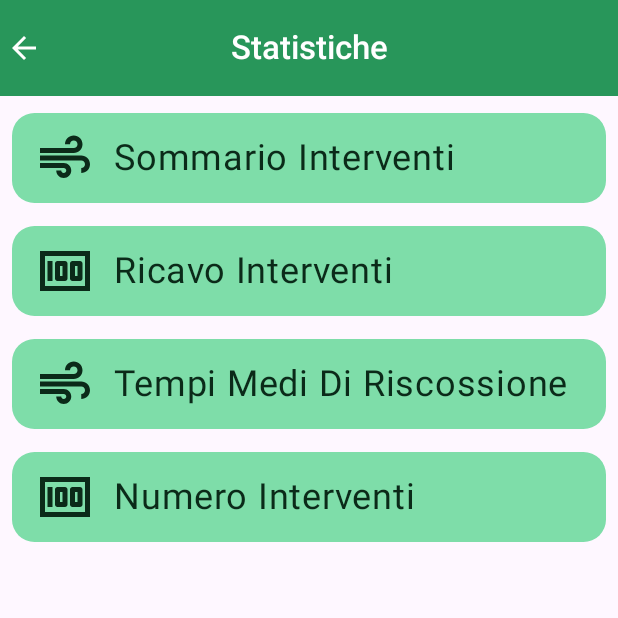
After one commit to BeaBarba/BarbApp, an Android app built with Jetpack Compose: the StatisticsActivity screen opened directly, with no data from a screen before it, on a phone screen of 412 x 824 dp, the top half of it. The commit adds this screen. Run offline under Robolectric (Android 15) with nearby library versions, the phone set to English and light mode, and no system bars.

Commit message:
Created a new component 'StatisticsCard' and create a new activity; fixed a size and padding of DeleteButton

```diff
--- a/app/src/main/AndroidManifest.xml
+++ b/app/src/main/AndroidManifest.xml
@@ -15,17 +15,19 @@
         <activity
             android:name=".MainActivity"
             android:exported="true"
-            android:label="@string/app_name"
             android:theme="@style/Theme.MyApplication">
             <intent-filter>
                 <action android:name="android.intent.action.MAIN" />
-
                 <category android:name="android.intent.category.LAUNCHER" />
             </intent-filter>
         </activity>
         <activity
             android:name="com.example.myapplication.ui.screen.HomeActivity"
             android:exported="false"
+        />
+        <activity
+            android:name="com.example.myapplication.ui.screen.StatisticsActivity"
+            android:exported="false"
             />
     </application>
 
--- a/app/src/main/java/com/example/myapplication/ui/component/GeneralComponents.kt
+++ b/app/src/main/java/com/example/myapplication/ui/component/GeneralComponents.kt
@@ -5,7 +5,6 @@ import android.content.Intent
 import androidx.compose.animation.core.animateFloatAsState
 import androidx.compose.foundation.BorderStroke
 import androidx.compose.foundation.background
-import androidx.compose.foundation.border
 import androidx.compose.foundation.interaction.MutableInteractionSource
 import androidx.compose.foundation.layout.Arrangement
 import androidx.compose.foundation.layout.Box
@@ -27,21 +26,15 @@ import androidx.compose.foundation.lazy.items
 import androidx.compose.foundation.shape.CircleShape
 import androidx.compose.foundation.shape.RoundedCornerShape
 import androidx.compose.material.icons.Icons
-import androidx.compose.material.icons.automirrored.filled.ArrowBack
 import androidx.compose.material.icons.filled.Add
-import androidx.compose.material.icons.filled.Check
 import androidx.compose.material.icons.filled.KeyboardArrowDown
-import androidx.compose.material.icons.filled.Settings
-import androidx.compose.material.icons.filled.ShoppingCart
 import androidx.compose.material3.Card
 import androidx.compose.material3.CardColors
 import androidx.compose.material3.CenterAlignedTopAppBar
 import androidx.compose.material3.Checkbox
-import androidx.compose.material3.DropdownMenu
 import androidx.compose.material3.DropdownMenuItem
 import androidx.compose.material3.ExperimentalMaterial3Api
 import androidx.compose.material3.FloatingActionButton
-import androidx.compose.material3.HorizontalDivider
 import androidx.compose.material3.Icon
 import androidx.compose.material3.IconButton
 import androidx.compose.material3.IconButtonDefaults
@@ -62,6 +55,7 @@ import androidx.compose.ui.graphics.Color
 import androidx.compose.ui.graphics.Shape
 import androidx.compose.ui.graphics.graphicsLayer
 import androidx.compose.ui.graphics.painter.Painter
+import androidx.compose.ui.graphics.vector.ImageVector
 import androidx.compose.ui.res.painterResource
 import androidx.compose.ui.text.font.FontWeight
 import androidx.compose.ui.unit.Dp
@@ -107,22 +101,29 @@ fun DeleteButton(onclick: () -> Unit, contexPadding: PaddingValues){
     IconButton(
         onClick = onclick,
         modifier = Modifier
-            .padding(start = contexPadding.calculateStartPadding(layoutDirection = LayoutDirection.Ltr), end = contexPadding.calculateEndPadding(layoutDirection = LayoutDirection.Ltr))
+            .padding(
+                start = contexPadding.calculateStartPadding(LayoutDirection.Ltr),
+                end = contexPadding.calculateEndPadding(LayoutDirection.Ltr))
             .fillMaxWidth()
             .height(60.dp),
         enabled =   true,
         colors = IconButtonDefaults.iconButtonColors(MaterialTheme.colorScheme.secondary)
     ) {
-        Row{
+        Row (
+            horizontalArrangement = Arrangement.Center,
+            verticalAlignment = Alignment.CenterVertically
+        ){
            Icon(
                painter = painterResource(R.drawable.delete_24dp),
                contentDescription = "Delete",
-               tint = MaterialTheme.colorScheme.onSecondary
+               tint = MaterialTheme.colorScheme.onSecondary,
+               modifier = Modifier.height(30.dp).width(30.dp)
            )
             Spacer(Modifier.size(8.dp))
             Text(
                 text = "Elimina",
-                color = MaterialTheme.colorScheme.onSecondary
+                color = MaterialTheme.colorScheme.onSecondary,
+                fontSize = MaterialTheme.typography.headlineSmall.fontSize
             )
         }
     }
@@ -189,6 +190,38 @@ fun HomeCard(item : String, iconName : Painter, onclick: () -> Unit) {
                 text = item,
                 color = MaterialTheme.colorScheme.onPrimaryContainer
             )
+        }
+    }
+}
+
+@Composable
+fun StatisticCard(text: String, icon: ImageVector, iconDescription : String, contentPadding : PaddingValues, onClick : () -> Unit){
+    Card(
+        modifier = Modifier
+            .padding(start = contentPadding.calculateStartPadding(LayoutDirection.Ltr) + 8.dp,
+                end = contentPadding.calculateEndPadding(LayoutDirection.Ltr) + 8.dp)
+            .height(60.dp)
+            .clip(RoundedCornerShape(15.dp))
+            .fillMaxSize(),
+        colors = CardColors(
+            contentColor = MaterialTheme.colorScheme.onPrimaryContainer,
+            containerColor = MaterialTheme.colorScheme.primaryContainer,
+            disabledContentColor = MaterialTheme.colorScheme.onPrimaryContainer,
+            disabledContainerColor = MaterialTheme.colorScheme.primaryContainer
+        ),
+        onClick = onClick
+    ) {
+        Row (
+            modifier = Modifier.padding(10.dp),
+            verticalAlignment = Alignment.CenterVertically
+        ){
+            Icon(icon,
+                contentDescription = iconDescription,
+                tint = MaterialTheme.colorScheme.onPrimaryContainer,
+                modifier = Modifier.width(50.dp).height(50.dp)
+            )
+            Spacer(Modifier.size(8.dp))
+            Text(text, fontSize = MaterialTheme.typography.headlineSmall.fontSize)
         }
     }
 }
@@ -270,21 +303,19 @@ fun ToggleIconButton(checked : Boolean, onCheckedChange: (Boolean) -> Unit) {
     }
 }
 
-
-
 @Composable
 fun SplitButtonMenu(
     content: String,
     items : List<String> = itemsList,
     backgroundColor: Color = MaterialTheme.colorScheme.primaryContainer,
     textColor: Color = MaterialTheme.colorScheme.onPrimaryContainer,
-    contextPadding : PaddingValues,
+    contentPadding : PaddingValues,
     colorTextMenu: Color = MaterialTheme.colorScheme.onPrimary
 ){
     var checked by remember { mutableStateOf(false) }
     Row(
         modifier = Modifier
-            .padding(end = contextPadding.calculateEndPadding(LayoutDirection.Ltr), start = contextPadding.calculateStartPadding(LayoutDirection.Ltr))
+            .padding(end = contentPadding.calculateEndPadding(LayoutDirection.Ltr), start = contentPadding.calculateStartPadding(LayoutDirection.Ltr))
             .padding(horizontal = 8.dp)
             .padding(bottom = 8.dp)
             .height(60.dp)
@@ -342,20 +373,19 @@ fun SplitButtonMenu(
 
 //----------------------------------- Composables --------------------
 @Composable
-fun CheckLazyList(items: List<String>, contextPadding : PaddingValues){
+fun CheckLazyList(items: List<String>, contentPadding : PaddingValues){
     LazyColumn (
         modifier = Modifier.fillMaxSize(),
         contentPadding = PaddingValues(
-            start = contextPadding.calculateStartPadding(LayoutDirection.Ltr) + 8.dp,
+            start = contentPadding.calculateStartPadding(LayoutDirection.Ltr) + 8.dp,
             top = 0.dp,
-            end = contextPadding.calculateEndPadding(LayoutDirection.Ltr) + 8.dp,
-            bottom = contextPadding.calculateEndPadding(LayoutDirection.Ltr) + 90.dp
+            end = contentPadding.calculateEndPadding(LayoutDirection.Ltr) + 8.dp,
+            bottom = contentPadding.calculateEndPadding(LayoutDirection.Ltr) + 90.dp
         ),
         verticalArrangement = Arrangement.spacedBy(10.dp),
     ){
         items(items) { item ->
             ListItemAvatar(item)
-
         }
     }
 }
@@ -365,14 +395,14 @@ fun CustomersCardsList(
     letters : List<Char>,
     customers : List<String>,
     context : Context,
-    contextPadding : PaddingValues){
+    contentPadding : PaddingValues
+){
     LazyColumn (
         modifier = Modifier.fillMaxSize(),
         contentPadding = PaddingValues(
-            start = contextPadding.calculateStartPadding(LayoutDirection.Ltr) + 8.dp,
-            top = 0.dp,
-            end = contextPadding.calculateEndPadding(LayoutDirection.Ltr) + 8.dp,
-            bottom = contextPadding.calculateEndPadding(LayoutDirection.Ltr) + 90.dp
+            start = contentPadding.calculateStartPadding(LayoutDirection.Ltr) + 8.dp,
+            end = contentPadding.calculateEndPadding(LayoutDirection.Ltr) + 8.dp,
+            bottom = contentPadding.calculateEndPadding(LayoutDirection.Ltr) + 90.dp
         ),
         verticalArrangement = Arrangement.spacedBy(10.dp),
     ){
--- a/app/src/main/java/com/example/myapplication/ui/screen/HomeActivity.kt
+++ b/app/src/main/java/com/example/myapplication/ui/screen/HomeActivity.kt
@@ -70,7 +70,10 @@ class HomeActivity : ComponentActivity() {
                             item { HomeCard("Pagamenti",painterResource(R.drawable.savings_pagamenti)){} }
                             item { HomeCard("Scadenze",painterResource(R.drawable.hourglass_scadenze)){} }
                             item { HomeCard("Magazzino",painterResource(R.drawable.warehouse_magazzino)){} }
-                            item { HomeCard("Statistiche",painterResource(R.drawable.monitor_statistiche)){} }
+                            item { HomeCard("Statistiche",painterResource(R.drawable.monitor_statistiche)){
+                                val intent = Intent(ctx, StatisticsActivity ::class.java)
+                                ctx.startActivity(intent)
+                            } }
                             item { HomeCard("Bolle", painterResource(R.drawable.receipt_bolle)){} }
                             item { HomeCard("Fatture",painterResource(R.drawable.description_24dp)){} }
                         }
--- /dev/null
+++ b/app/src/main/java/com/example/myapplication/ui/screen/StatisticsActivity.kt
@@ -0,0 +1,62 @@
+package com.example.myapplication.ui.screen
+
+import android.os.Bundle
+import androidx.activity.ComponentActivity
+import androidx.activity.compose.setContent
+import androidx.activity.enableEdgeToEdge
+import androidx.compose.foundation.layout.Column
+import androidx.compose.foundation.layout.Spacer
+import androidx.compose.foundation.layout.calculateEndPadding
+import androidx.compose.foundation.layout.calculateStartPadding
+import androidx.compose.foundation.layout.fillMaxSize
+import androidx.compose.foundation.layout.padding
+import androidx.compose.foundation.layout.size
+import androidx.compose.material.icons.Icons
+import androidx.compose.material.icons.filled.Air
+import androidx.compose.material.icons.filled.ArrowBack
+import androidx.compose.material.icons.filled.Money
+import androidx.compose.material3.Icon
+import androidx.compose.material3.MaterialTheme
+import androidx.compose.material3.Scaffold
+import androidx.compose.ui.Modifier
+import androidx.compose.ui.focus.focusModifier
+import androidx.compose.ui.unit.LayoutDirection
+import androidx.compose.ui.unit.dp
+import com.example.myapplication.ui.component.StatisticCard
+import com.example.myapplication.ui.component.TopAppBar
+import com.example.myapplication.ui.theme.MyApplicationTheme
+
+class StatisticsActivity : ComponentActivity(){
+    override fun onCreate(savedInstanceState: Bundle?) {
+        super.onCreate(savedInstanceState)
+        enableEdgeToEdge()
+        setContent {
+            MyApplicationTheme {
+                Scaffold (Modifier.fillMaxSize()){ innerPadding ->
+                    Scaffold( modifier = Modifier.padding(bottom = innerPadding.calculateBottomPadding()).fillMaxSize(),
+                        topBar = { TopAppBar("Statistiche", {Icon(Icons.Filled.ArrowBack, "Back", tint = MaterialTheme.colorScheme.onPrimary)},{})}
+                    ){ contentPadding ->
+                        Column (
+                            modifier = Modifier
+                                .padding(
+                                    top = innerPadding.calculateTopPadding(),
+                                    start = contentPadding.calculateStartPadding(LayoutDirection.Ltr),
+                                    end = contentPadding.calculateEndPadding(LayoutDirection.Ltr)
+                                ).fillMaxSize(),
+                        ) {
+                            StatisticCard("Storico Prezzi Materiali", Icons.Filled.Money, "Price Statistics", contentPadding, {})
+                            Spacer(Modifier.size(15.dp))
+                            StatisticCard("Sommario Interventi", Icons.Filled.Air, "Jobs Statistics", contentPadding, {})
+                            Spacer(Modifier.size(15.dp))
+                            StatisticCard("Ricavo Interventi", Icons.Filled.Money, "Jobs Revenue", contentPadding, {})
+                            Spacer(Modifier.size(15.dp))
+                            StatisticCard("Tempi Medi Di Riscossione", Icons.Filled.Air, "Average Collection Times", contentPadding, {})
+                            Spacer(Modifier.size(15.dp))
+                            StatisticCard("Numero Interventi", Icons.Filled.Money, "Number Of Jobs Per Reference", contentPadding, {})
+                        }
+                    }
+                }
+            }
+        }
+    }
+}
```
Also changed, not shown: app/src/main/java/com/example/myapplication/ui/screen/Screen.kt (+17 -49 lines).
